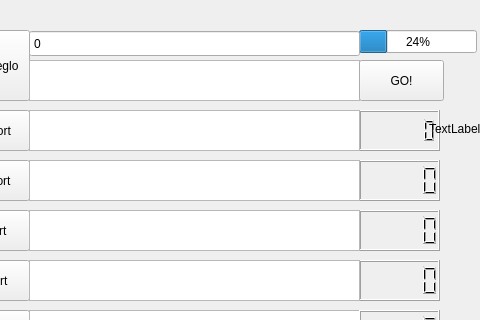
AndresRubi/ProyectoGrafosSortsEstructuras, file ProyectoEstructuraGrafosSorts/sorts.ui: the form before one commit; both pictures show x 101 to 581 and y 0 to 320 of the 581 by 433 pixel window.
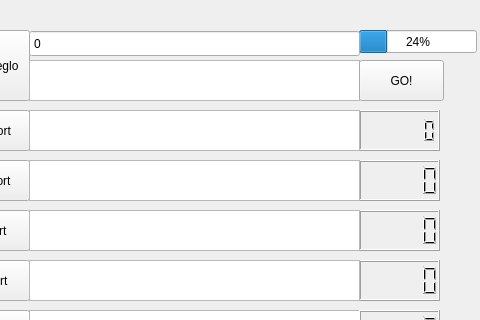
The form after the commit.

Commit message: Grafos70%Sorts100%

What changed in the file:
```diff
--- a/ProyectoEstructuraGrafosSorts/sorts.ui
+++ b/ProyectoEstructuraGrafosSorts/sorts.ui
@@ -273,19 +273,6 @@
     <string>GO!</string>
    </property>
   </widget>
-  <widget class="QLabel" name="label">
-   <property name="geometry">
-    <rect>
-     <x>530</x>
-     <y>120</y>
-     <width>59</width>
-     <height>17</height>
-    </rect>
-   </property>
-   <property name="text">
-    <string>TextLabel</string>
-   </property>
-  </widget>
  </widget>
  <resources/>
  <connections/>
```
Left out of the diff: 6 changed lines with no effect on the pictures. The commit also changes 6 other files.
